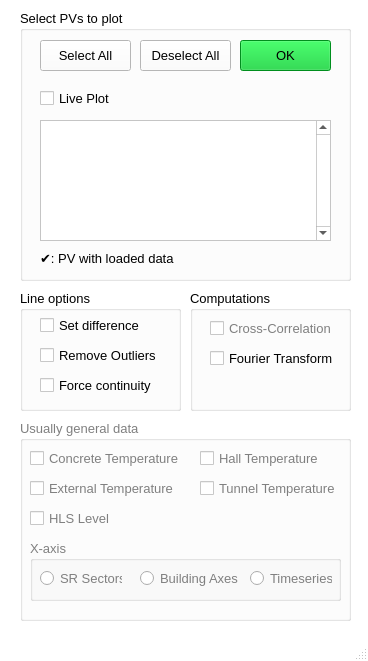
The window that gui/select2plot.ui (leonardo-leao/data-analyzer) describes before a commit, drawn with Qt 5.
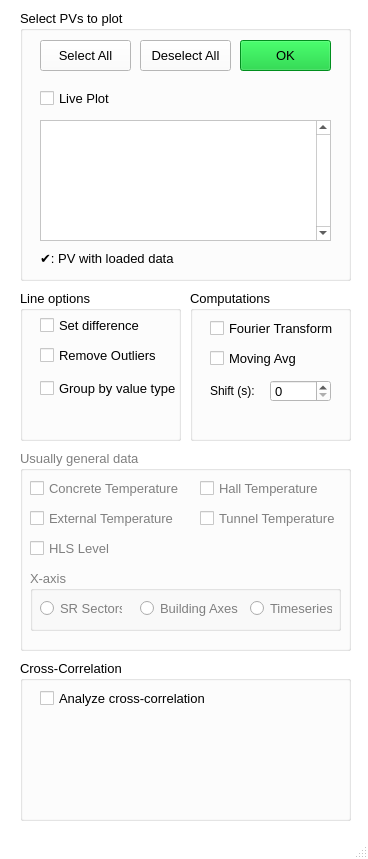
The same window after the commit.

The edit to the form file:
```diff
--- a/gui/select2plot.ui
+++ b/gui/select2plot.ui
@@ -7,7 +7,7 @@
     <x>0</x>
     <y>0</y>
     <width>368</width>
-    <height>661</height>
+    <height>859</height>
    </rect>
   </property>
   <property name="palette">
@@ -962,7 +962,7 @@
       <x>20</x>
       <y>290</y>
       <width>161</width>
-      <height>121</height>
+      <height>151</height>
      </rect>
     </property>
     <property name="font">
@@ -1002,20 +1002,20 @@
       <bool>false</bool>
      </property>
     </widget>
-    <widget class="QCheckBox" name="cb_forceContinuity">
+    <widget class="QCheckBox" name="checkbox_group">
+     <property name="enabled">
+      <bool>true</bool>
+     </property>
      <property name="geometry">
       <rect>
        <x>20</x>
-       <y>80</y>
-       <width>121</width>
-       <height>31</height>
+       <y>90</y>
+       <width>141</width>
+       <height>17</height>
       </rect>
      </property>
      <property name="text">
-      <string>Force continuity</string>
-     </property>
-     <property name="checked">
-      <bool>false</bool>
+      <string>Group by value type</string>
      </property>
     </widget>
    </widget>
@@ -1025,7 +1025,7 @@
       <x>190</x>
       <y>290</y>
       <width>161</width>
-      <height>121</height>
+      <height>151</height>
      </rect>
     </property>
     <property name="font">
@@ -1036,27 +1036,11 @@
     <property name="title">
      <string>Computations</string>
     </property>
-    <widget class="QCheckBox" name="checkBox_5">
-     <property name="enabled">
-      <bool>false</bool>
-     </property>
-     <property name="geometry">
-      <rect>
-       <x>20</x>
-       <y>30</y>
-       <width>131</width>
-       <height>17</height>
-      </rect>
-     </property>
-     <property name="text">
-      <string>Cross-Correlation</string>
-     </property>
-    </widget>
     <widget class="QCheckBox" name="cb_fft">
      <property name="geometry">
       <rect>
        <x>20</x>
-       <y>60</y>
+       <y>30</y>
        <width>141</width>
        <height>17</height>
       </rect>
@@ -1065,6 +1049,50 @@
       <string>Fourier Transform</string>
      </property>
     </widget>
+    <widget class="QCheckBox" name="checkBox_7">
+     <property name="geometry">
+      <rect>
+       <x>20</x>
+       <y>60</y>
+       <width>91</width>
+       <height>17</height>
+      </rect>
+     </property>
+     <property name="text">
+      <string>Moving Avg</string>
+     </property>
+    </widget>
+    <widget class="QSpinBox" name="spinBox">
+     <property name="geometry">
+      <rect>
+       <x>80</x>
+       <y>90</y>
+       <width>61</width>
+       <height>22</height>
+      </rect>
+     </property>
+     <property name="maximum">
+      <number>9999999</number>
+     </property>
+    </widget>
+    <widget class="QLabel" name="label_2">
+     <property name="geometry">
+      <rect>
+       <x>20</x>
+       <y>90</y>
+       <width>51</width>
+       <height>21</height>
+      </rect>
+     </property>
+     <property name="font">
+      <font>
+       <pointsize>9</pointsize>
+      </font>
+     </property>
+     <property name="text">
+      <string>Shift (s):</string>
+     </property>
+    </widget>
    </widget>
    <widget class="QGroupBox" name="groupBox_4">
     <property name="enabled">
@@ -1073,7 +1101,7 @@
     <property name="geometry">
      <rect>
       <x>20</x>
-      <y>420</y>
+      <y>450</y>
       <width>331</width>
       <height>201</height>
      </rect>
@@ -1204,6 +1232,37 @@
      </property>
     </widget>
    </widget>
+   <widget class="QGroupBox" name="groupBox_6">
+    <property name="geometry">
+     <rect>
+      <x>20</x>
+      <y>660</y>
+      <width>331</width>
+      <height>161</height>
+     </rect>
+    </property>
+    <property name="font">
+     <font>
+      <pointsize>10</pointsize>
+     </font>
+    </property>
+    <property name="title">
+     <string>Cross-Correlation</string>
+    </property>
+    <widget class="QCheckBox" name="checkBox_5">
+     <property name="geometry">
+      <rect>
+       <x>20</x>
+       <y>30</y>
+       <width>181</width>
+       <height>17</height>
+      </rect>
+     </property>
+     <property name="text">
+      <string>Analyze cross-correlation</string>
+     </property>
+    </widget>
+   </widget>
   </widget>
   <widget class="QStatusBar" name="statusbar"/>
  </widget>
```
